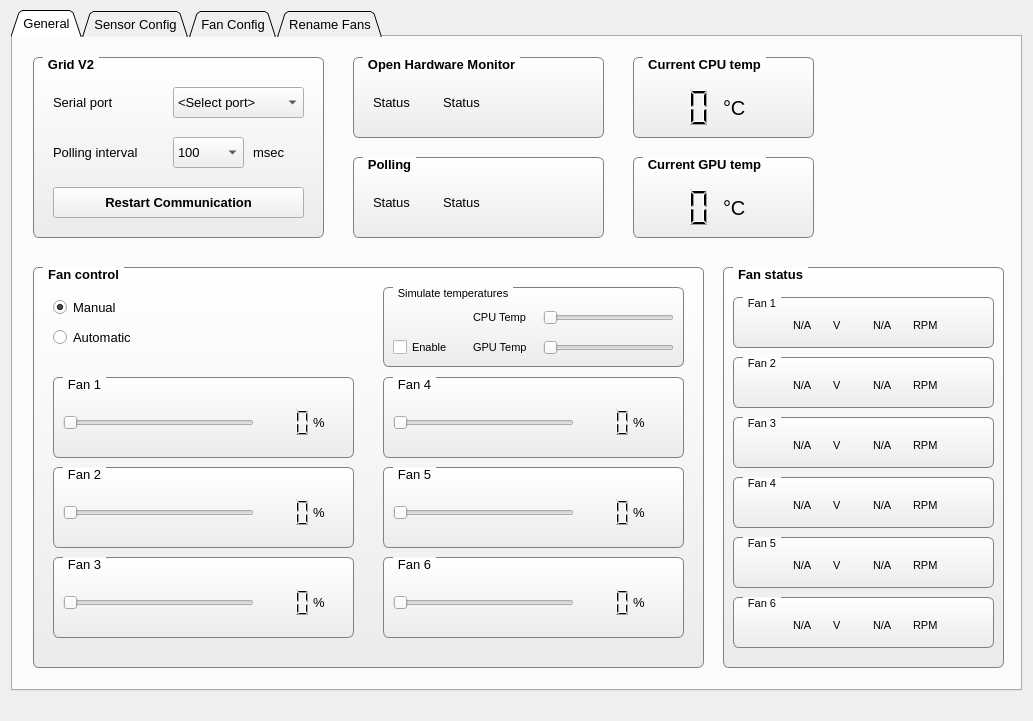
Above: grid-control/ui/mainwindow.ui from akej74/grid-control before the change. Below: the same form after it.
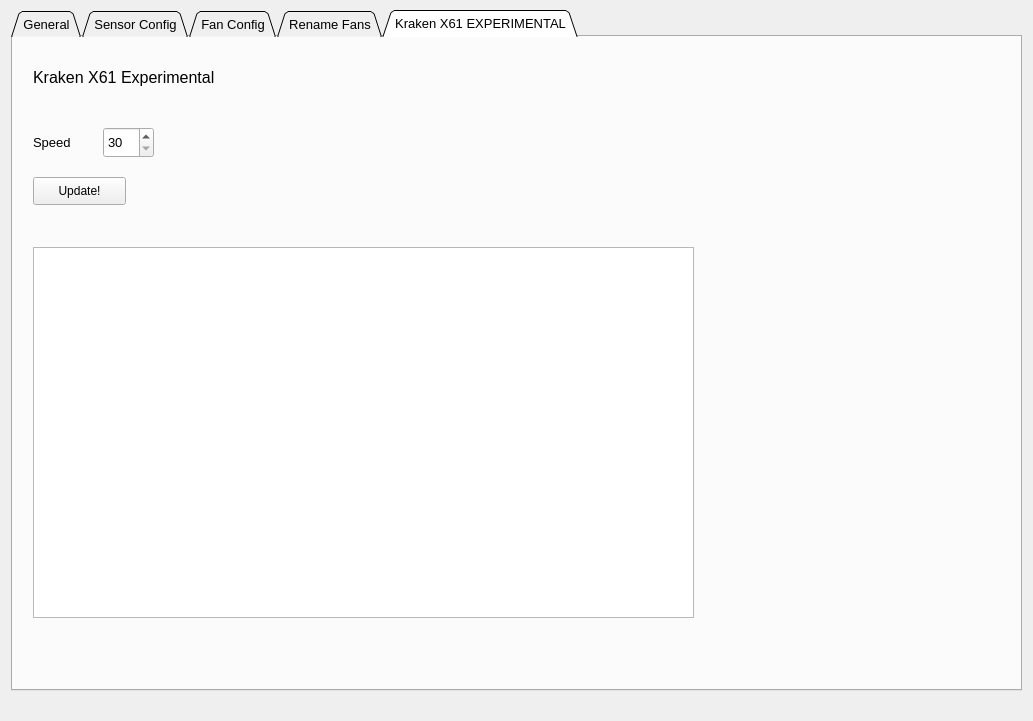
That is the form after the change. The open tabs and pages were chosen to show the change. Icons and pictures are not drawn.

Commit message: Added "Kraken  X61 EXPERIMENTAL" tab

Patch:
```diff
--- a/grid-control/ui/mainwindow.ui
+++ b/grid-control/ui/mainwindow.ui
@@ -5080,6 +5080,94 @@
       </widget>
      </widget>
     </widget>
+    <widget class="QWidget" name="tab">
+     <attribute name="title">
+      <string>Kraken X61 EXPERIMENTAL</string>
+     </attribute>
+     <widget class="QLabel" name="label">
+      <property name="geometry">
+       <rect>
+        <x>20</x>
+        <y>20</y>
+        <width>291</width>
+        <height>41</height>
+       </rect>
+      </property>
+      <property name="font">
+       <font>
+        <pointsize>12</pointsize>
+       </font>
+      </property>
+      <property name="text">
+       <string>Kraken X61 Experimental</string>
+      </property>
+     </widget>
+     <widget class="QLabel" name="label_3">
+      <property name="geometry">
+       <rect>
+        <x>20</x>
+        <y>90</y>
+        <width>55</width>
+        <height>31</height>
+       </rect>
+      </property>
+      <property name="font">
+       <font>
+        <pointsize>10</pointsize>
+       </font>
+      </property>
+      <property name="text">
+       <string>Speed</string>
+      </property>
+     </widget>
+     <widget class="QSpinBox" name="spinBoxKrakenSpeed">
+      <property name="geometry">
+       <rect>
+        <x>90</x>
+        <y>90</y>
+        <width>51</width>
+        <height>31</height>
+       </rect>
+      </property>
+      <property name="font">
+       <font>
+        <pointsize>10</pointsize>
+       </font>
+      </property>
+      <property name="minimum">
+       <number>30</number>
+      </property>
+      <property name="maximum">
+       <number>100</number>
+      </property>
+      <property name="singleStep">
+       <number>5</number>
+      </property>
+     </widget>
+     <widget class="QPlainTextEdit" name="plainTextEditKraken">
+      <property name="geometry">
+       <rect>
+        <x>20</x>
+        <y>210</y>
+        <width>661</width>
+        <height>371</height>
+       </rect>
+      </property>
+     </widget>
+     <widget class="QPushButton" name="pushButtonKrakenUpdate">
+      <property name="geometry">
+       <rect>
+        <x>20</x>
+        <y>140</y>
+        <width>93</width>
+        <height>28</height>
+       </rect>
+      </property>
+      <property name="text">
+       <string>Update!</string>
+      </property>
+     </widget>
+    </widget>
    </widget>
   </widget>
   <widget class="QMenuBar" name="menuBar">
```
The commit also changes 1 other file.
